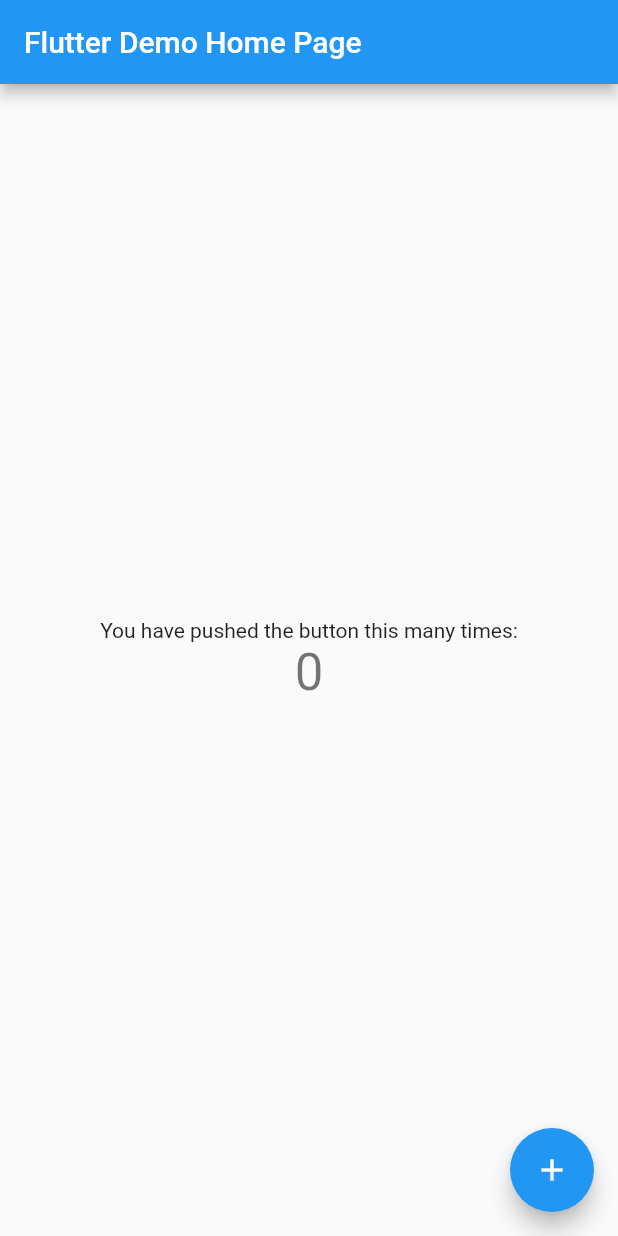
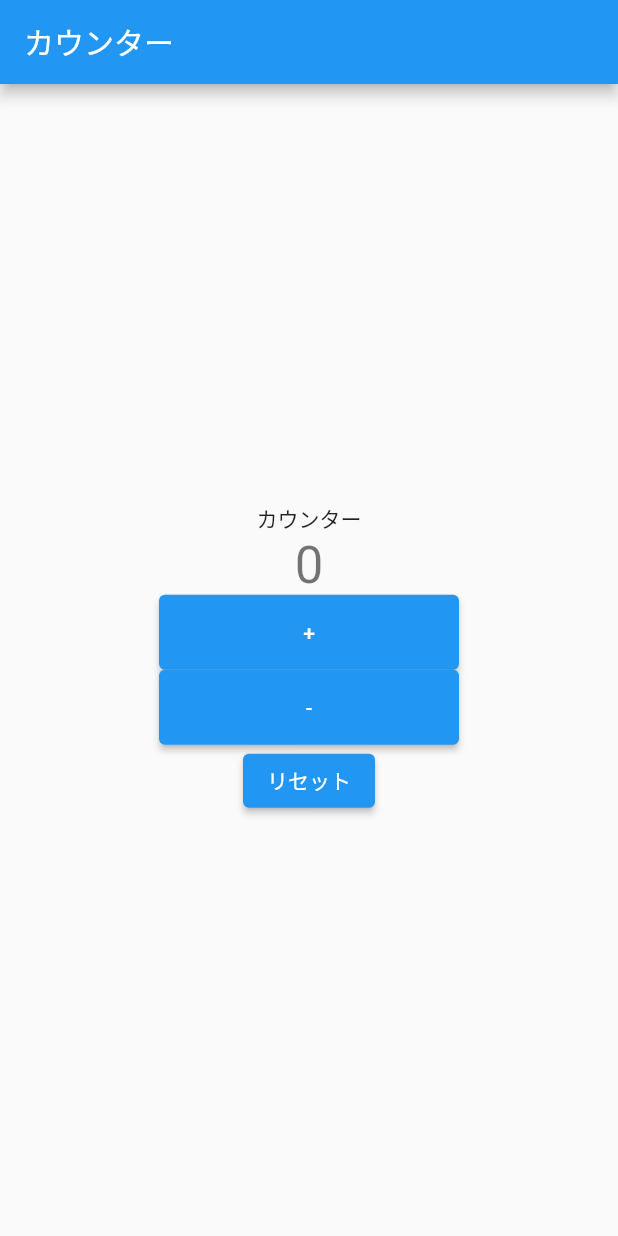
Before and after one commit to rootodd/counter, a Flutter app: the screen it shows after launch, on a phone screen of 412 x 824 dp. Run offline on Flutter 3.47's test engine with Material 2 defaults, Android fonts, the phone set to English and light mode, and no system bars.

Commit message:
基本機能を実装

```diff
--- a/lib/main.dart
+++ b/lib/main.dart
@@ -9,36 +9,17 @@ class MyApp extends StatelessWidget {
   @override
   Widget build(BuildContext context) {
     return MaterialApp(
-      title: 'Flutter Demo',
+      title: 'カウンター',
       theme: ThemeData(
-        // This is the theme of your application.
-        //
-        // Try running your application with "flutter run". You'll see the
-        // application has a blue toolbar. Then, without quitting the app, try
-        // changing the primarySwatch below to Colors.green and then invoke
-        // "hot reload" (press "r" in the console where you ran "flutter run",
-        // or simply save your changes to "hot reload" in a Flutter IDE).
-        // Notice that the counter didn't reset back to zero; the application
-        // is not restarted.
         primarySwatch: Colors.blue,
       ),
-      home: MyHomePage(title: 'Flutter Demo Home Page'),
+      home: MyHomePage(title: 'カウンター'),
     );
   }
 }
 
 class MyHomePage extends StatefulWidget {
   MyHomePage({Key key, this.title}) : super(key: key);
-
-  // This widget is the home page of your application. It is stateful, meaning
-  // that it has a State object (defined below) that contains fields that affect
-  // how it looks.
-
-  // This class is the configuration for the state. It holds the values (in this
-  // case the title) provided by the parent (in this case the App widget) and
-  // used by the build method of the State. Fields in a Widget subclass are
-  // always marked "final".
-
   final String title;
 
   @override
@@ -50,64 +31,77 @@ class _MyHomePageState extends State<MyHomePage> {
 
   void _incrementCounter() {
     setState(() {
-      // This call to setState tells the Flutter framework that something has
-      // changed in this State, which causes it to rerun the build method below
-      // so that the display can reflect the updated values. If we changed
-      // _counter without calling setState(), then the build method would not be
-      // called again, and so nothing would appear to happen.
+
       _counter++;
+    });
+  }
+
+  void _decrementCounter(){
+    setState(() {
+      if( _counter > 0){
+        _counter--;
+      }
+    });
+  }
+
+  void _resetCounter(){
+    setState(() {
+      _counter = 0;
     });
   }
 
   @override
   Widget build(BuildContext context) {
-    // This method is rerun every time setState is called, for instance as done
-    // by the _incrementCounter method above.
-    //
-    // The Flutter framework has been optimized to make rerunning build methods
-    // fast, so that you can just rebuild anything that needs updating rather
-    // than having to individually change instances of widgets.
+
     return Scaffold(
       appBar: AppBar(
-        // Here we take the value from the MyHomePage object that was created by
-        // the App.build method, and use it to set our appbar title.
         title: Text(widget.title),
       ),
       body: Center(
-        // Center is a layout widget. It takes a single child and positions it
-        // in the middle of the parent.
         child: Column(
-          // Column is also a layout widget. It takes a list of children and
-          // arranges them vertically. By default, it sizes itself to fit its
-          // children horizontally, and tries to be as tall as its parent.
-          //
-          // Invoke "debug painting" (press "p" in the console, choose the
-          // "Toggle Debug Paint" action from the Flutter Inspector in Android
-          // Studio, or the "Toggle Debug Paint" command in Visual Studio Code)
-          // to see the wireframe for each widget.
-          //
-          // Column has various properties to control how it sizes itself and
-          // how it positions its children. Here we use mainAxisAlignment to
-          // center the children vertically; the main axis here is the vertical
-          // axis because Columns are vertical (the cross axis would be
-          // horizontal).
           mainAxisAlignment: MainAxisAlignment.center,
           children: <Widget>[
             Text(
-              'You have pushed the button this many times:',
+              'カウンター',
             ),
             Text(
               '$_counter',
               style: Theme.of(context).textTheme.headline4,
             ),
+            SizedBox(
+              width: 200.0,
+              height: 50.0,
+              child: ButtonTheme(
+                minWidth: 50.0,
+                height: 50.0,
+                child: ElevatedButton(
+                    onPressed: (){
+                      _incrementCounter();
+                    },
+                    child: Text('+')
+                ),
+              ),
+            ),
+
+            SizedBox(
+              width: 200.0,
+              height: 50.0,
+              child: ElevatedButton(
+                  onPressed: (){
+                    _decrementCounter();
+                  },
+                  child: Text('-')
+              ),
+            ),
+            ElevatedButton(
+                onPressed: (){
+                  _resetCounter();
+                },
+                child: Text('リセット')
+            ),
           ],
         ),
       ),
-      floatingActionButton: FloatingActionButton(
-        onPressed: _incrementCounter,
-        tooltip: 'Increment',
-        child: Icon(Icons.add),
-      ), // This trailing comma makes auto-formatting nicer for build methods.
     );
   }
 }
```
Also changed, not shown: 3 other files.
